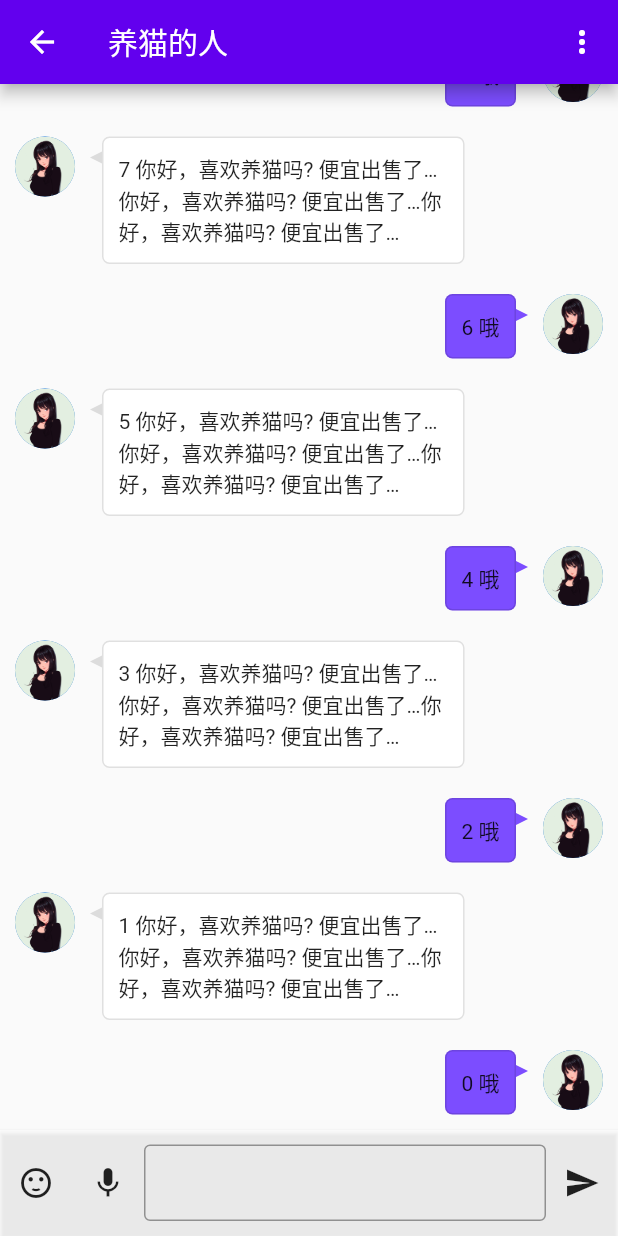
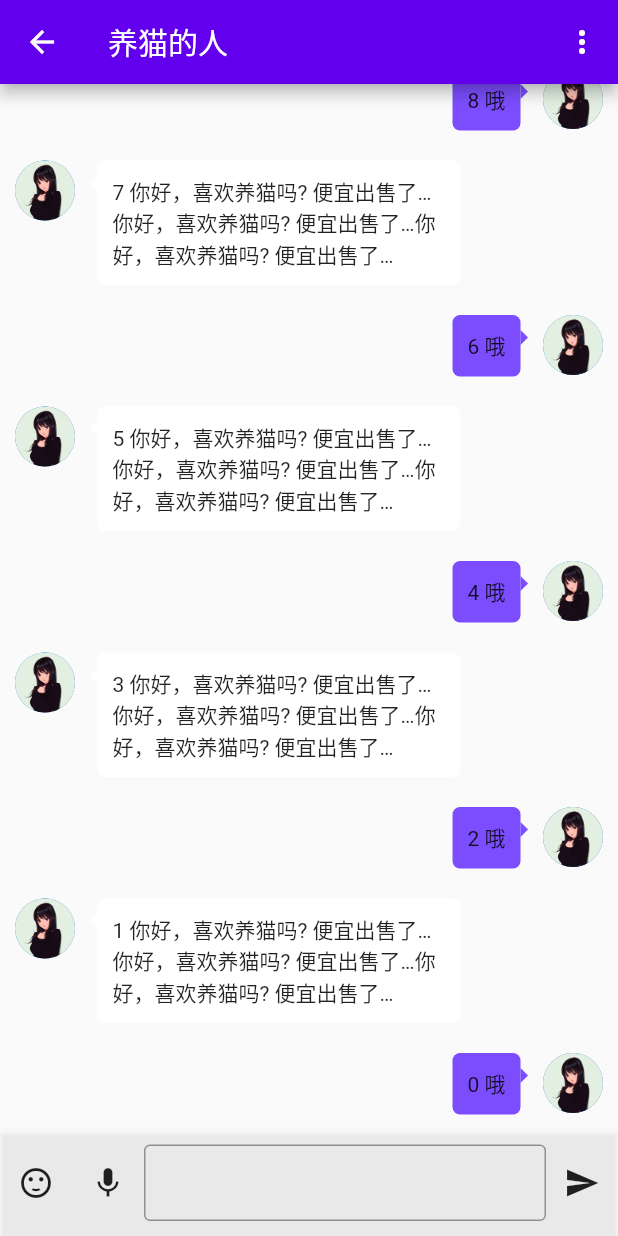
Before and after one commit to tangdaohai/happy_chat_flutter, a Flutter app: the Conversation screen opened by its route, on a phone screen of 412 x 824 dp. Run offline on Flutter 3.47's test engine with Material 2 defaults, Android fonts, the phone set to English and light mode, and no system bars; our stand-ins replace flutter_screenutil, flutter_slidable, flutter_svg.

Commit message:
feat(views/conversation): 优化消息显示 UI

```diff
--- a/lib/views/conversation/conversation.dart
+++ b/lib/views/conversation/conversation.dart
@@ -57,12 +57,12 @@ class _ConversationState extends State<Conversation> {
           padding: EdgeInsets.only(top: 10, left: isSelf ? 0 : 10, right: isSelf ? 10 : 0),
           child: CustomPaint(
             painter: TrianglePainter(
-              color: isSelf ? Colors.deepPurpleAccent : Colors.black12,
+              color: isSelf ? Colors.deepPurpleAccent : Colors.white,
               direction: isSelf ? TriangleDirection.right : TriangleDirection.left,
             ),
             child: Container(
-              width: 8,
-              height: 8,
+              width: 5,
+              height: 10,
             ),
           ),
         ),
@@ -76,11 +76,9 @@ class _ConversationState extends State<Conversation> {
             decoration: new BoxDecoration(
               color: isSelf ? Colors.deepPurpleAccent : Colors.white,
               borderRadius: BorderRadius.circular(5.0),
-              border: Border.all(width: 1, color: Colors.black12)
             ),
             padding: EdgeInsets.all(10),
             child: Text('$index $text')
-            // child: Center(child: Text('$index $text'),)
           ),
         )
       ],
```
